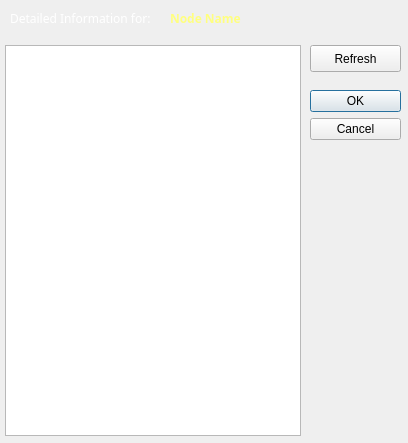
Old version of the form ErrorHandler/MsgBox.ui in the repository greenc-FNAL/artdaq_mfextensions.
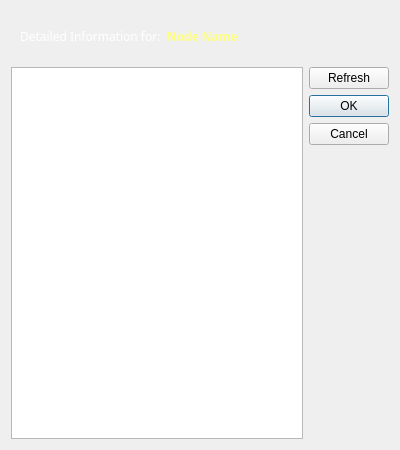
New version of the form.

Commit message: I have made the necessary modifications to Message Analyzer so that it receives messages in the same manner as Message Viewer, and it is now ready for testing and rule and action development.

What changed in the file:
```diff
--- a/ErrorHandler/MsgBox.ui
+++ b/ErrorHandler/MsgBox.ui
@@ -6,8 +6,8 @@
    <rect>
     <x>0</x>
     <y>0</y>
-    <width>408</width>
-    <height>443</height>
+    <width>400</width>
+    <height>450</height>
    </rect>
   </property>
   <property name="windowTitle">
@@ -124,75 +124,70 @@
 radius: 1.35, stop: 0 #fff, stop: 1 #ddd);
 }*/</string>
   </property>
-  <widget class="QDialogButtonBox" name="buttonBox">
-   <property name="geometry">
-    <rect>
-     <x>310</x>
-     <y>90</y>
-     <width>91</width>
-     <height>91</height>
-    </rect>
-   </property>
-   <property name="orientation">
-    <enum>Qt::Vertical</enum>
-   </property>
-   <property name="standardButtons">
-    <set>QDialogButtonBox::Cancel|QDialogButtonBox::Ok</set>
-   </property>
-  </widget>
-  <widget class="QTextEdit" name="txtMessages">
-   <property name="geometry">
-    <rect>
-     <x>5</x>
-     <y>45</y>
-     <width>296</width>
-     <height>391</height>
-    </rect>
-   </property>
-   <property name="sizePolicy">
-    <sizepolicy hsizetype="Expanding" vsizetype="Expanding">
-     <horstretch>0</horstretch>
-     <verstretch>0</verstretch>
-    </sizepolicy>
-   </property>
-  </widget>
-  <widget class="QPushButton" name="btnRefresh">
-   <property name="geometry">
-    <rect>
-     <x>310</x>
-     <y>45</y>
-     <width>91</width>
-     <height>27</height>
-    </rect>
-   </property>
-   <property name="text">
-    <string>Refresh</string>
-   </property>
-  </widget>
+  <layout class="QGridLayout" name="gridLayout" rowstretch="0,0,1" columnstretch="1,0" rowminimumheight="50,0,0">
+   <item row="0" column="0" colspan="2">
   <widget class="QFrame" name="bannerFrame">
-   <property name="geometry">
-    <rect>
-     <x>0</x>
-     <y>0</y>
-     <width>411</width>
-     <height>36</height>
-    </rect>
-   </property>
    <property name="frameShape">
     <enum>QFrame::StyledPanel</enum>
    </property>
    <property name="frameShadow">
     <enum>QFrame::Raised</enum>
    </property>
+     <layout class="QGridLayout" name="gridLayout_2" columnstretch="0,1">
+      <item row="0" column="0">
+       <widget class="QLabel" name="label_Partition_2">
+        <property name="palette">
+         <palette>
+          <active>
+           <colorrole role="WindowText">
+            <brush brushstyle="SolidPattern">
+             <color alpha="255">
+              <red>255</red>
+              <green>255</green>
+              <blue>255</blue>
+             </color>
+            </brush>
+           </colorrole>
+          </active>
+          <inactive>
+           <colorrole role="WindowText">
+            <brush brushstyle="SolidPattern">
+             <color alpha="255">
+              <red>255</red>
+              <green>255</green>
+              <blue>255</blue>
+             </color>
+            </brush>
+           </colorrole>
+          </inactive>
+          <disabled>
+           <colorrole role="WindowText">
+            <brush brushstyle="SolidPattern">
+             <color alpha="255">
+              <red>133</red>
+              <green>131</green>
+              <blue>127</blue>
+             </color>
+            </brush>
+           </colorrole>
+          </disabled>
+         </palette>
+        </property>
+        <property name="font">
+         <font>
+          <family>Sans Serif</family>
+          <pointsize>9</pointsize>
+          <weight>50</weight>
+          <bold>false</bold>
+         </font>
+        </property>
+        <property name="text">
+         <string>Detailed Information for:</string>
+        </property>
+       </widget>
+      </item>
+      <item row="0" column="1">
    <widget class="QLabel" name="labelNodeName">
-    <property name="geometry">
-     <rect>
-      <x>170</x>
-      <y>10</y>
-      <width>181</width>
-      <height>16</height>
-     </rect>
-    </property>
     <property name="palette">
      <palette>
       <active>
@@ -244,65 +239,38 @@
      <bool>true</bool>
     </property>
    </widget>
-   <widget class="QLabel" name="label_Partition_2">
-    <property name="geometry">
-     <rect>
-      <x>10</x>
-      <y>10</y>
-      <width>161</width>
-      <height>16</height>
-     </rect>
-    </property>
-    <property name="palette">
-     <palette>
-      <active>
-       <colorrole role="WindowText">
-        <brush brushstyle="SolidPattern">
-         <color alpha="255">
-          <red>255</red>
-          <green>255</green>
-          <blue>255</blue>
-         </color>
-        </brush>
-       </colorrole>
-      </active>
-      <inactive>
-       <colorrole role="WindowText">
-        <brush brushstyle="SolidPattern">
-         <color alpha="255">
-          <red>255</red>
-          <green>255</green>
-          <blue>255</blue>
-         </color>
-        </brush>
-       </colorrole>
-      </inactive>
-      <disabled>
-       <colorrole role="WindowText">
-        <brush brushstyle="SolidPattern">
-         <color alpha="255">
-          <red>133</red>
-          <green>131</green>
-          <blue>127</blue>
-         </color>
-        </brush>
-       </colorrole>
-      </disabled>
-     </palette>
-    </property>
-    <property name="font">
-     <font>
-      <family>Sans Serif</family>
-      <pointsize>9</pointsize>
-      <weight>50</weight>
-      <bold>false</bold>
-     </font>
-    </property>
+      </item>
+     </layout>
+    </widget>
+   </item>
+   <item row="1" column="0" rowspan="2">
+    <widget class="QTextEdit" name="txtMessages">
+     <property name="sizePolicy">
+      <sizepolicy hsizetype="Expanding" vsizetype="Expanding">
+       <horstretch>0</horstretch>
+       <verstretch>0</verstretch>
+      </sizepolicy>
+     </property>
+    </widget>
+   </item>
+   <item row="1" column="1">
+    <widget class="QPushButton" name="btnRefresh">
     <property name="text">
-     <string>Detailed Information for:</string>
-    </property>
-   </widget>
-  </widget>
+      <string>Refresh</string>
+     </property>
+    </widget>
+   </item>
+   <item row="2" column="1">
+    <widget class="QDialogButtonBox" name="buttonBox">
+     <property name="orientation">
+      <enum>Qt::Vertical</enum>
+     </property>
+     <property name="standardButtons">
+      <set>QDialogButtonBox::Cancel|QDialogButtonBox::Ok</set>
+     </property>
+    </widget>
+   </item>
+  </layout>
  </widget>
  <resources/>
  <connections>
```
Lines whose indentation alone changed are shown as unchanged. The commit also changes 46 other files.
